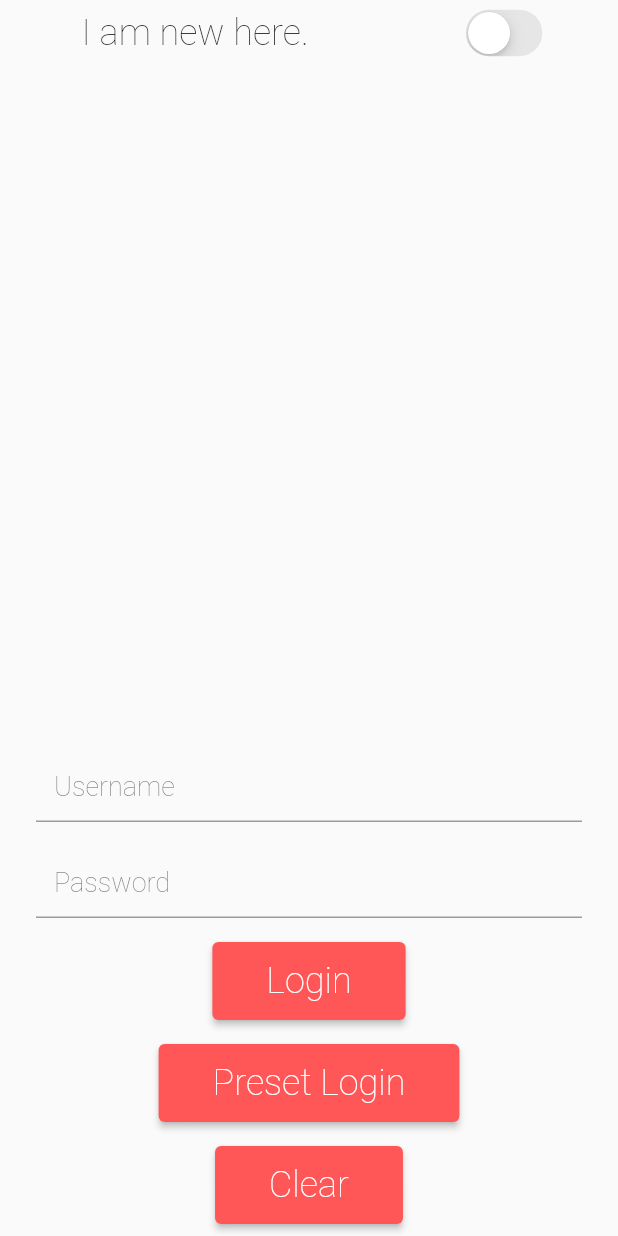
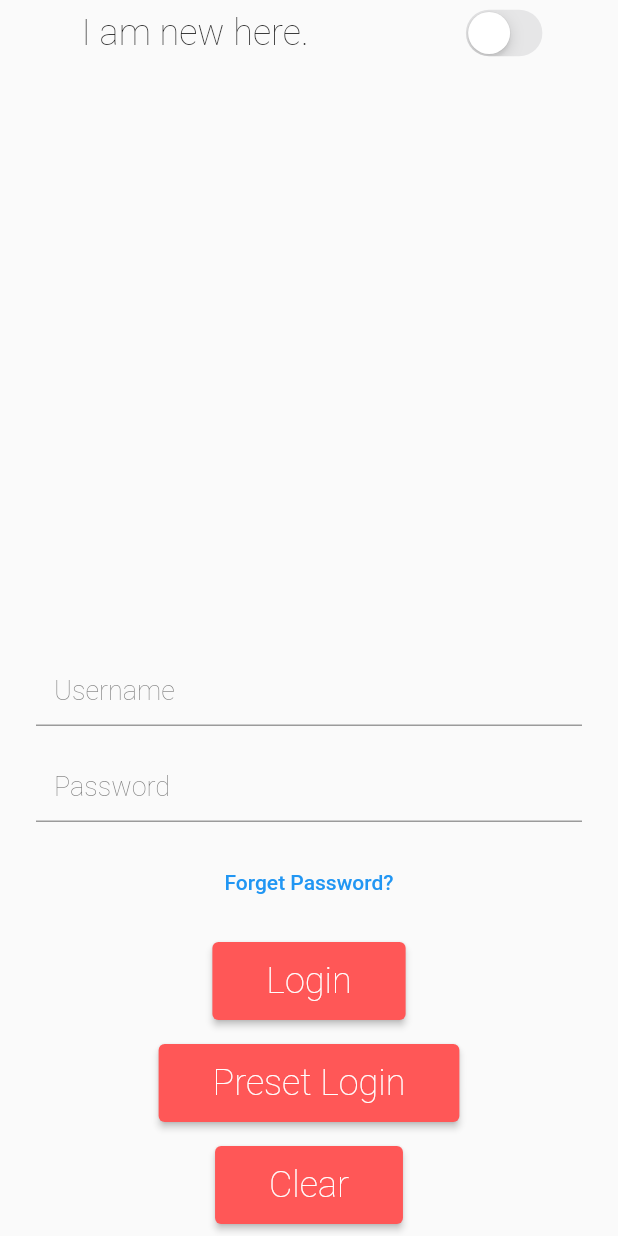
Before and after one commit to soomrozaid/fitbuds, a Flutter app: the LoginView screen opened directly, on a phone screen of 412 x 824 dp. Run offline on Flutter 3.47's test engine with Material 2 defaults, Android fonts, the phone set to English and light mode, and no system bars; our stand-ins replace bloc, flutter_bloc, shared_preferences; missing offline and left inert: amplify_auth_cognito, amplify_flutter, authentication_repository; accounts and stored records are empty.

```diff
--- a/lib/auth/bloc/auth_event.dart
+++ b/lib/auth/bloc/auth_event.dart
@@ -3,18 +3,20 @@ part of 'auth_bloc.dart';
 @immutable
 abstract class AuthEvent {}
 
+class InitializeAuth extends AuthEvent {}
+
 class Authenticate extends AuthEvent {
   final bool isNewUser;
   final String? name;
-  final String email;
-  final String? username;
+  final String? email;
+  final String username;
   final String password;
 
   Authenticate(
-      {this.username,
+      {required this.username,
       required this.password,
       this.name,
-      required this.email,
+      this.email,
       this.isNewUser = false});
 }
 
@@ -22,12 +24,35 @@ class ConfirmCredentials extends AuthEvent {
   final String username;
   final String confirmationCode;
 
-  ConfirmCredentials(
-      {required this.username, required this.confirmationCode});
+  ConfirmCredentials({required this.username, required this.confirmationCode});
+}
+
+class ResentConfirmationCode extends AuthEvent {
+  final String username;
+
+  ResentConfirmationCode(this.username);
 }
 
 class Unauthenticate extends AuthEvent {}
 
 class ClearUsers extends AuthEvent {}
 
+class ForgetPassword extends AuthEvent {
+  final String username;
+
+  ForgetPassword(this.username);
+}
+
+class ResetPasswordVerification extends AuthEvent {
+  final String username;
+  final String password;
+  final String verificationCode;
+
+  ResetPasswordVerification({
+    required this.username,
+    required this.password,
+    required this.verificationCode,
+  });
+}
+
 class ListUsers extends AuthEvent {}
--- a/lib/auth/bloc/auth_state.dart
+++ b/lib/auth/bloc/auth_state.dart
@@ -19,4 +19,10 @@ class ConfirmCredentialsState extends AuthState {
   ConfirmCredentialsState(this.username);
 }
 
+class ResetPasswordState extends AuthState {
+  final String? username;
+
+  ResetPasswordState({this.username});
+}
+
 class LoadingState extends AuthState {}
--- a/lib/confirmation/confirmation.dart
+++ b/lib/confirmation/confirmation.dart
@@ -1 +1,2 @@
 export 'views/views.dart';
+export 'bloc/confirmation_bloc.dart';
--- a/lib/confirmation/views/confirmation_view.dart
+++ b/lib/confirmation/views/confirmation_view.dart
@@ -18,6 +18,7 @@ class ConfirmationView extends StatelessWidget {
     return Scaffold(
       body: SafeArea(
           child: Column(
+        mainAxisAlignment: MainAxisAlignment.end,
         children: [
           FitTextField(
             controller: _controller,
@@ -26,7 +27,12 @@ class ConfirmationView extends StatelessWidget {
                 .add(ChangeConfirmationCode(value)),
             focusNode: _focusNode,
           ),
+          FitButton.text(
+            text: 'Resend the code',
+              onPressed: () => BlocProvider.of<AuthBloc>(context)
+                  .add(ResentConfirmationCode(username))),
           FitButton(
+              text: 'Submit',
               onPressed: () => BlocProvider.of<AuthBloc>(context).add(
                   ConfirmCredentials(
                       username: username, confirmationCode: _controller.text)))
--- a/lib/login/views/login_view.dart
+++ b/lib/login/views/login_view.dart
@@ -34,13 +34,53 @@ class _LoginViewState extends State<LoginView> {
 
   final AuthenticationRepository _repo = AuthenticationRepository();
 
+  final GlobalKey<ScaffoldMessengerState> _scaffoldState =
+      GlobalKey<ScaffoldMessengerState>();
+
   bool isNewUser = false;
+  String? error;
+
+  @override
+  void initState() {
+    error = widget.errorMessage;
+    super.initState();
+  }
 
   @override
   Widget build(BuildContext context) {
     return Scaffold(
       // key: _scaffoldState,
       body: Builder(builder: (context) {
+        print(error);
+        error != null
+            ? WidgetsBinding.instance.addPostFrameCallback((timeStamp) => {
+                  ScaffoldMessenger.of(context).showSnackBar(
+                    SnackBar(
+                      key: _scaffoldState,
+                      duration: const Duration(seconds: 5),
+                      content: FitText(
+                        error!,
+                        fontSize: 20,
+                      ),
+                      elevation: 3,
+                      action: SnackBarAction(
+                        label: 'OK',
+                        textColor: Colors.white,
+                        onPressed: () => {
+                          _scaffoldState.currentState?.hideCurrentSnackBar(),
+                          setState(() {
+                            error = null;
+                          })
+                        },
+                      ),
+                    ),
+                  ),
+                  setState(() {
+                    error = null;
+                  })
+                })
+            : null;
+        print(error);
         return SafeArea(
           child: Center(
             child: Column(
@@ -83,6 +123,18 @@ class _LoginViewState extends State<LoginView> {
                           .add(ChangeLogin(passowrd: _passwordController.text)),
                   hintText: 'Password',
                 ),
+                FitButton.text(
+                  onPressed: () {
+                    if (_usernameController.text.isEmpty) {
+                      ScaffoldMessenger.of(context).showSnackBar(
+                         SnackBar(content: const FitText('Username cannot be empty!', fontSize: 20,), action: SnackBarAction(label: 'OK', textColor: Colors.white, onPressed: () => _scaffoldState.currentState?.clearSnackBars()),));
+                    } else {
+                      BlocProvider.of<AuthBloc>(context)
+                          .add(ForgetPassword(_usernameController.text));
+                    }
+                  },
+                  text: 'Forget Password?',
+                ),
                 FitButton(
                   text: isNewUser ? 'Signup' : 'Login',
                   onPressed: () => isNewUser
@@ -97,7 +149,8 @@ class _LoginViewState extends State<LoginView> {
                         )
                       : BlocProvider.of<AuthBloc>(context).add(
                           Authenticate(
-                            email: _usernameController.text,
+                            username: _usernameController.text,
+                            // email: _emailController.text,
                             password: _passwordController.text,
                           ),
                         ),
@@ -106,21 +159,13 @@ class _LoginViewState extends State<LoginView> {
                   text: 'Preset Login',
                   onPressed: () => context.read<AuthBloc>().add(
                         Authenticate(
-                          password: 'Soomro.1',
-                          email: 'soomrozaid@gmail.com',
-                        ),
+                            password: 'Soomro.1',
+                            email: 'soomrozaid@gmail.com',
+                            username: 'zaid',
+                            name: 'Zaid',
+                            isNewUser: isNewUser),
                       ),
                 ),
-                // FitButton(
-                //   text: 'Signin',
-                //   onPressed: () => _repo.signInWithEmailAndPassword(
-                //       email: 'username', password: 'password'),
-                // ),
-                // FitButton(
-                //   text: 'Add Users',
-                //   onPressed: () => _repo.createUserWithEmailAndPassword(
-                //       email: 'email', password: 'password'),
-                // ),
                 FitButton(
                   text: 'Clear',
                   onPressed: () => context.read<AuthBloc>().add(ClearUsers()),
@@ -148,7 +193,7 @@ class _LoginViewState extends State<LoginView> {
             onChanged: (String value) => BlocProvider.of<LoginBloc>(context)
                 .add(ChangeLogin(username: _usernameController.text)),
             hintText: 'Email',
-          )
+          ),
         ]
       : null;
 }
--- /dev/null
+++ b/lib/password_reset/bloc/password_reset_bloc.dart
@@ -0,0 +1,16 @@
+import 'package:bloc/bloc.dart';
+import 'package:meta/meta.dart';
+
+part 'password_reset_event.dart';
+part 'password_reset_state.dart';
+
+class PasswordResetBloc extends Bloc<PasswordResetEvent, PasswordResetState> {
+  PasswordResetBloc() : super(PasswordResetState.initial()) {
+    on<ChangePasswordResetValues>((event, emit) {
+      emit(state.copyWith(
+          username: event.username,
+          password: event.password,
+          verificationCode: event.verificationCode));
+    });
+  }
+}
--- /dev/null
+++ b/lib/password_reset/bloc/password_reset_event.dart
@@ -0,0 +1,13 @@
+part of 'password_reset_bloc.dart';
+
+@immutable
+abstract class PasswordResetEvent {}
+
+class ChangePasswordResetValues extends PasswordResetEvent {
+  final String? username;
+  final String? password;
+  final String? verificationCode;
+
+  ChangePasswordResetValues(
+      {this.username, this.password, this.verificationCode});
+}
--- /dev/null
+++ b/lib/password_reset/bloc/password_reset_state.dart
@@ -0,0 +1,21 @@
+part of 'password_reset_bloc.dart';
+
+class PasswordResetState {
+  final String? username;
+  final String? password;
+  final String? verificationCode;
+
+  PasswordResetState._(
+      {this.username = '', this.password = '', this.verificationCode = ''});
+
+  factory PasswordResetState.initial(
+      ) => PasswordResetState._();
+
+  PasswordResetState copyWith(
+          {String? username, String? password, String? verificationCode}) =>
+      PasswordResetState._(
+        username: username,
+        password: password,
+        verificationCode: verificationCode,
+      );
+}
--- /dev/null
+++ b/lib/password_reset/password_reset.dart
@@ -0,0 +1,2 @@
+export 'views/views.dart';
+export 'bloc/password_reset_bloc.dart';
--- /dev/null
+++ b/lib/password_reset/views/views.dart
@@ -0,0 +1 @@
+export 'password_reset_screen.dart';
--- a/lib/widgets/fit_button.dart
+++ b/lib/widgets/fit_button.dart
@@ -5,8 +5,10 @@ class FitButton extends StatelessWidget {
   final double fontSize;
   final FontWeight fontWeight;
   final String text;
-  final void Function() onPressed;
+  final void Function()? onPressed;
   final Widget? child;
+  final bool isTextButton;
+
   const FitButton({
     Key? key,
     this.padding = 8,
@@ -14,15 +16,28 @@ class FitButton extends StatelessWidget {
     this.fontWeight = FontWeight.w200,
     this.text = 'fit button',
     required this.onPressed,
+    this.isTextButton = false,
     this.child,
   }) : super(key: key);
 
-  @override
-  Widget build(BuildContext context) {
-    return Padding(
-      padding: EdgeInsets.all(padding),
-      child: child ??
-          ElevatedButton(
+  factory FitButton.text({
+    Key? key,
+    padding = 8,
+    fontSize = 24,
+    fontWeight = FontWeight.w200,
+    text = 'fit button',
+    required onPressed,
+    child,
+  }) =>
+      FitButton(
+        onPressed: onPressed,
+        text: text,
+        isTextButton: true,
+      );
+
+  ButtonStyleButton get getButton => isTextButton
+      ? TextButton(onPressed: onPressed, child: Text(text))
+      : ElevatedButton(
           child: Text(text),
           onPressed: onPressed,
           style: ButtonStyle(
@@ -35,7 +50,10 @@ class FitButton extends StatelessWidget {
             backgroundColor: MaterialStateProperty.all(
                 const Color.fromRGBO(255, 87, 87, 1.0)),
           ),
-          ),
         );
+
+  @override
+  Widget build(BuildContext context) {
+    return Padding(padding: EdgeInsets.all(padding), child: child ?? getButton);
   }
 }
```
Also changed, not shown: lib/auth/bloc/auth_bloc.dart (+57 -11 lines), lib/main.dart (+11 -2 lines), lib/password_reset/views/password_reset_screen.dart (added, +115 -0 lines). Lines whose indentation alone changed are shown as unchanged.
